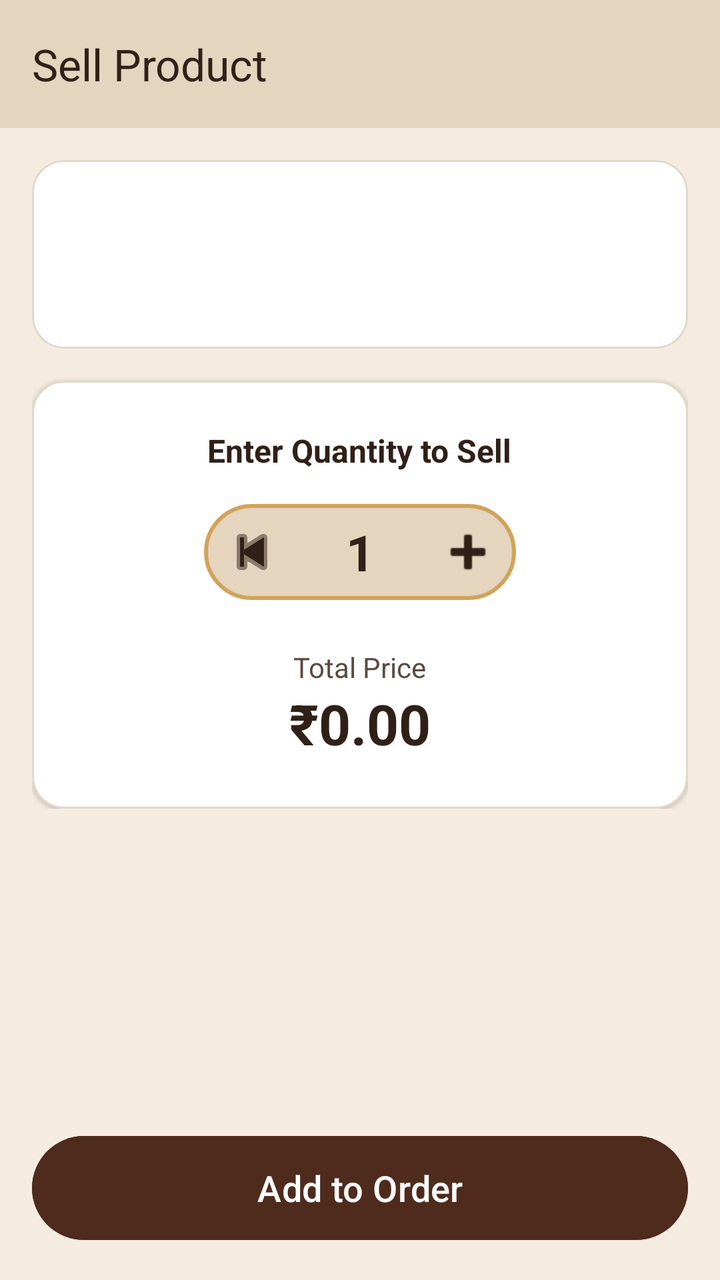
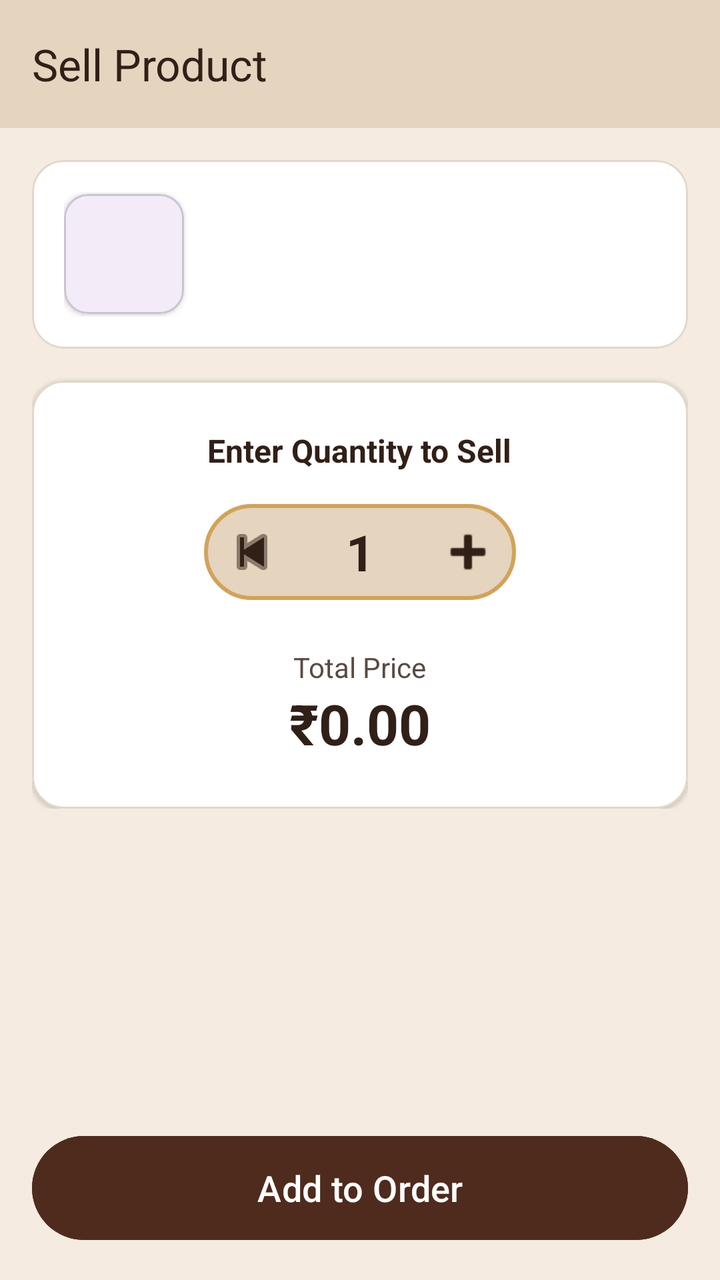

Before-and-after screenshots of an Android layout around one commit, followed by the original layout XML and the change that was made.
<!-- AndroidManifest.xml: application theme Theme.COCOBAR -->
<!-- res/layout/activity_sell_product.xml -->
<?xml version="1.0" encoding="utf-8"?>
<androidx.constraintlayout.widget.ConstraintLayout xmlns:android="http://schemas.android.com/apk/res/android"
    xmlns:app="http://schemas.android.com/apk/res-auto"
    android:layout_width="match_parent"
    android:layout_height="match_parent"
    android:background="@color/coco_main_beige">

    <androidx.appcompat.widget.Toolbar
        android:id="@+id/toolbar"
        android:layout_width="match_parent"
        android:layout_height="?attr/actionBarSize"
        android:background="@color/coco_input_beige"
        android:gravity="center"
        app:title="Sell Product"
        app:titleTextColor="#312018"
        app:layout_constraintTop_toTopOf="parent" />

    <ScrollView
        android:layout_width="match_parent"
        android:layout_height="0dp"
        app:layout_constraintTop_toBottomOf="@id/toolbar"
        app:layout_constraintBottom_toTopOf="@id/btnSellProduct">

        <LinearLayout
            android:layout_width="match_parent"
            android:layout_height="wrap_content"
            android:orientation="vertical"
            android:padding="16dp">

            
            <com.google.android.material.card.MaterialCardView
                android:layout_width="match_parent"
                android:layout_height="wrap_content"
                android:layout_marginBottom="16dp"
                app:cardBackgroundColor="@color/white"
                app:cardCornerRadius="16dp"
                app:cardElevation="0dp"
                app:strokeColor="#E0D8C8"
                app:strokeWidth="1dp">
                <LinearLayout
                    android:layout_width="match_parent"
                    android:layout_height="wrap_content"
                    android:orientation="horizontal"
                    android:padding="16dp"
                    android:gravity="center_vertical">

                    <ImageView
                        android:id="@+id/ivProductImage"
                        android:layout_width="60dp"
                        android:layout_height="60dp"
                        android:radius="32dp"
                        android:scaleType="centerCrop"/>

                    <LinearLayout
                        android:layout_width="wrap_content"
                        android:layout_height="wrap_content"
                        android:orientation="vertical"
                        android:layout_marginStart="16dp">
                        <TextView
                            android:id="@+id/tvProductName"
                            android:layout_width="wrap_content"
                            android:layout_height="wrap_content"
                            android:textColor="#312018"
                            android:textStyle="bold"
                            android:textSize="18sp"/>
                        <TextView
                            android:id="@+id/tvProductPrice"
                            android:layout_width="wrap_content"
                            android:layout_height="wrap_content"
                            android:textColor="#594A42"/>
                        <TextView
                            android:id="@+id/tvProductAvailable"
                            android:layout_width="wrap_content"
                            android:layout_height="wrap_content"
                            android:textColor="#388E3C"
                            android:textStyle="bold"/>
                    </LinearLayout>
                </LinearLayout>
            </com.google.android.material.card.MaterialCardView>

            
            <com.google.android.material.card.MaterialCardView
                android:layout_width="match_parent"
                android:layout_height="wrap_content"
                app:cardBackgroundColor="@color/white"
                app:cardCornerRadius="16dp"
                app:cardElevation="1dp"
                app:strokeColor="#E0D8C8"
                app:strokeWidth="1dp">

                <LinearLayout
                    android:layout_width="match_parent"
                    android:layout_height="wrap_content"
                    android:orientation="vertical"
                    android:padding="24dp"
                    android:gravity="center">

                    <TextView
                        android:layout_width="wrap_content"
                        android:layout_height="wrap_content"
                        android:text="Enter Quantity to Sell"
                        android:textColor="#312018"
                        android:textStyle="bold"
                        android:textSize="16sp"
                        android:layout_marginBottom="16dp"/>

                    <LinearLayout
                        android:layout_width="wrap_content"
                        android:layout_height="wrap_content"
                        android:orientation="horizontal"
                        android:gravity="center"
                        android:background="@drawable/bg_input_pill">

                        <ImageButton
                            android:id="@+id/btnMinus"
                            android:layout_width="48dp"
                            android:layout_height="48dp"
                            android:src="@android:drawable/ic_media_previous"
                            android:background="?selectableItemBackgroundBorderless"
                            app:tint="#312018"/>

                        <TextView
                            android:id="@+id/tvQuantity"
                            android:layout_width="60dp"
                            android:layout_height="wrap_content"
                            android:text="1"
                            android:gravity="center"
                            android:textSize="25sp"
                            android:textStyle="bold"
                            android:textColor="#312018"/>

                        <ImageButton
                            android:id="@+id/btnPlus"
                            android:layout_width="48dp"
                            android:layout_height="48dp"
                            android:src="@android:drawable/ic_input_add"
                            android:background="?selectableItemBackgroundBorderless"
                            app:tint="#312018"/>
                    </LinearLayout>

                    <TextView
                        android:layout_width="wrap_content"
                        android:layout_height="wrap_content"
                        android:text="Total Price"
                        android:layout_marginTop="24dp"
                        android:textColor="#594A42"/>

                    <TextView
                        android:id="@+id/tvTotalPrice"
                        android:layout_width="wrap_content"
                        android:layout_height="wrap_content"
                        android:text="₹0.00"
                        android:textSize="28sp"
                        android:textStyle="bold"
                        android:textColor="#312018"/>

                </LinearLayout>
            </com.google.android.material.card.MaterialCardView>
        </LinearLayout>
    </ScrollView>

    <Button
        android:id="@+id/btnSellProduct"
        android:layout_width="match_parent"
        android:layout_height="60dp"
        android:layout_margin="16dp"
        android:text="Add to Order"
        android:backgroundTint="#4E2B1D"
        android:textColor="@color/white"
        android:textSize="18sp"
        app:layout_constraintBottom_toBottomOf="parent"/>

</androidx.constraintlayout.widget.ConstraintLayout>
<!-- resources referenced by this layout -->
<resources>
  <color name="coco_input_beige">#E5D4BE</color>
  <color name="coco_main_beige">#F5EBE0</color>
  <color name="white">#FFFFFFFF</color>
  <!-- drawable bg_input_pill (drawable) -->
  <?xml version="1.0" encoding="utf-8"?>
  <shape xmlns:android="http://schemas.android.com/apk/res/android">
      <solid android:color="@color/coco_input_beige" />
      <corners android:radius="32dp" />
      <stroke
  
          android:width="2dp"
          android:color="#D1A35B" />
  </shape>
  <style name="Theme.COCOBAR" parent="Base.Theme.COCOBAR" />
  <style name="Base.Theme.COCOBAR" parent="Theme.Material3.DayNight.NoActionBar">
  
          <item name="android:windowLightStatusBar">false</item>
  
      </style>
</resources>

<!-- the commit's change to res/layout/activity_sell_product.xml (unified diff, before → after) -->
@@ -44,12 +44,27 @@
                     android:padding="16dp"
                     android:gravity="center_vertical">
 
-                    <ImageView
-                        android:id="@+id/ivProductImage"
+                    <com.google.android.material.card.MaterialCardView
                         android:layout_width="60dp"
                         android:layout_height="60dp"
-                        android:radius="32dp"
-                        android:scaleType="centerCrop"/>
+                        app:cardCornerRadius="12dp"
+                        app:cardElevation="2dp"
+                        app:strokeWidth="1dp">
+
+                        <ImageView
+                            android:id="@+id/ivProductImage"
+                            android:layout_width="match_parent"
+                            android:layout_height="match_parent"
+                            android:scaleType="centerCrop" />
+
+                    </com.google.android.material.card.MaterialCardView>
+
+
+
+
+
+
+
 
                     <LinearLayout
                         android:layout_width="wrap_content"
<!-- resource entries referenced after the edit -->
@@ -16,8 +16,11 @@
   <style name="Theme.COCOBAR" parent="Base.Theme.COCOBAR" />
   <style name="Base.Theme.COCOBAR" parent="Theme.Material3.DayNight.NoActionBar">
   
+          <item name="android:statusBarColor">@color/black</item>
+  
           <item name="android:windowLightStatusBar">false</item>
   
       </style>
+  <color name="black">#FF000000</color>
 </resources>
 
